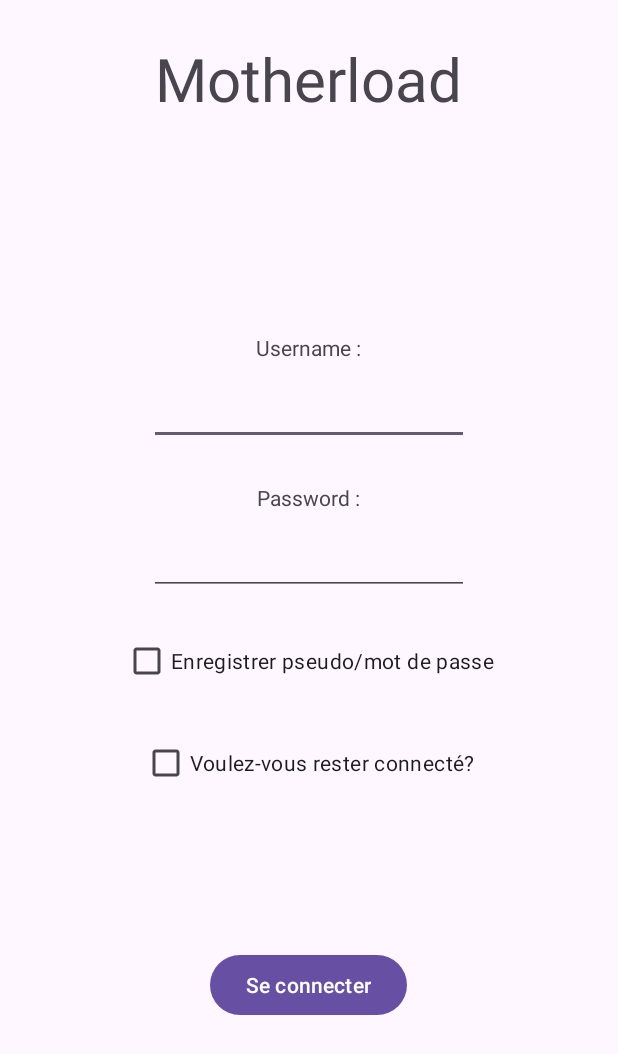
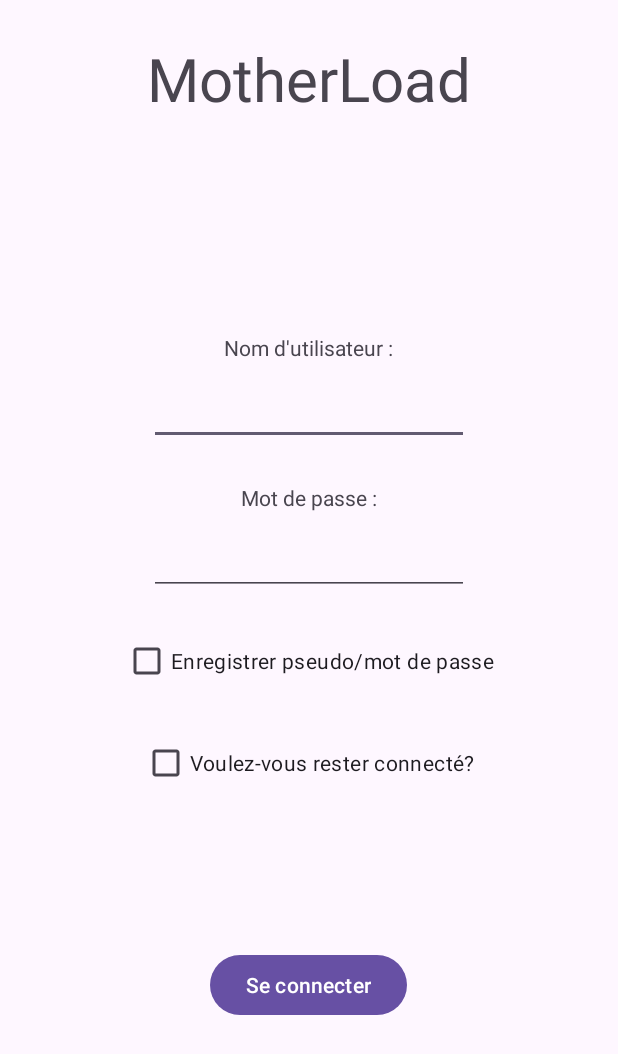
Before and after one commit to lysander051/MotherLoad, an Android app: the screen it shows after launch (ConnexionActivity), on a phone screen of 412 x 824 dp. Shown: the top 1054 px of the screen. Run offline under Robolectric (Android 15) with nearby library versions, the phone set to English and light mode, and no system bars; our stand-ins replace Volley; 5 statements that could not run were skipped.

Commit message:
Internationalisation de la connexion

```diff
--- a/app/src/main/res/layout/activity_connexion.xml
+++ b/app/src/main/res/layout/activity_connexion.xml
@@ -12,7 +12,7 @@
         android:layout_width="wrap_content"
         android:layout_height="wrap_content"
         android:layout_marginTop="25dp"
-        android:text="Motherload"
+        android:text="@string/app_name"
         android:textSize="40sp" />
 
     <LinearLayout
@@ -24,7 +24,7 @@
         <TextView
             android:layout_width="wrap_content"
             android:layout_height="wrap_content"
-            android:text="Username :"/>
+            android:text="@string/username"/>
 
         <EditText
             android:id="@+id/login"
@@ -39,7 +39,7 @@
             android:layout_width="wrap_content"
             android:layout_height="wrap_content"
             android:layout_marginTop="25dp"
-            android:text="Password :" />
+            android:text="@string/password" />
 
         <EditText
             android:id="@+id/password"
@@ -55,20 +55,20 @@
             android:layout_width="wrap_content"
             android:layout_height="wrap_content"
             android:layout_marginTop="20dp"
-            android:text="Enregistrer pseudo/mot de passe"/>
+            android:text="@string/enregistrer_pseudo_mot_de_passe"/>
 
         <CheckBox
             android:id="@+id/stayConnected"
             android:layout_width="wrap_content"
             android:layout_height="wrap_content"
             android:layout_marginTop="20dp"
-            android:text="Voulez-vous rester connecté?"/>
+            android:text="@string/voulez_vous_rester_connect"/>
 
         <Button
             android:id="@+id/boutonConnexion"
             android:layout_width="wrap_content"
             android:layout_height="wrap_content"
-            android:text="Se connecter"
+            android:text="@string/se_connecter"
             android:layout_marginTop="100dp"
             />
     </LinearLayout>
--- a/app/src/main/res/values/strings.xml
+++ b/app/src/main/res/values/strings.xml
@@ -1,5 +1,11 @@
 <resources>
     <string name="app_name">MotherLoad</string>
+    <string name="mot_de_passe_ou_pseudo_incorrect">mot de passe ou pseudo incorrect</string>
+    <string name="username">Nom d\'utilisateur :</string>
+    <string name="password">Mot de passe :</string>
+    <string name="enregistrer_pseudo_mot_de_passe">Enregistrer pseudo/mot de passe</string>
+    <string name="voulez_vous_rester_connect">Voulez-vous rester connecté?</string>
+    <string name="se_connecter">Se connecter</string>
     <string-array name="langues">
         <item>Français</item>
         <item>Anglais</item>
```
Also changed, not shown: 2 other files.
